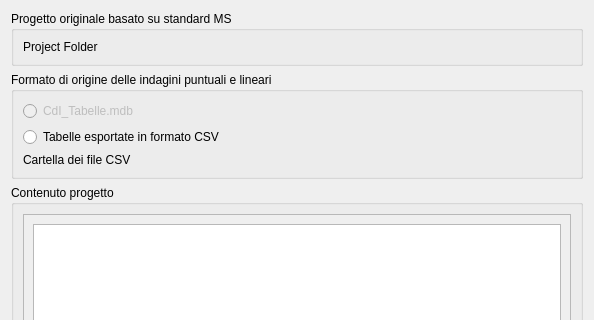
CNR-IGAG/mzs-tools, file mzs_tools/gui/dlg_import_data.ui: the form before one commit; both pictures show x 0 to 594 and y 0 to 320 of the 594 by 578 pixel window.
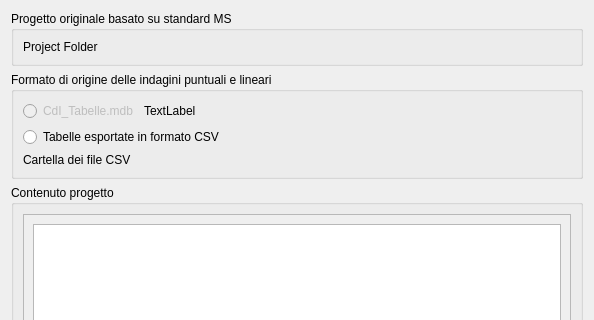
The form after the commit. Custom widgets are drawn as their Qt base class.

Commit message: start testing data import with QgsTask

```diff
--- a/mzs_tools/gui/dlg_import_data.ui
+++ b/mzs_tools/gui/dlg_import_data.ui
@@ -44,6 +44,8 @@
      </property>
      <layout class="QVBoxLayout" name="verticalLayout_6">
       <item>
+       <layout class="QHBoxLayout" name="horizontalLayout_2">
+        <item>
        <widget class="QRadioButton" name="radio_button_mdb">
         <property name="enabled">
          <bool>false</bool>
@@ -54,6 +56,28 @@
        </widget>
       </item>
       <item>
+         <widget class="QLabel" name="label_mdb_msg">
+          <property name="text">
+           <string>TextLabel</string>
+          </property>
+         </widget>
+        </item>
+        <item>
+         <spacer name="horizontalSpacer">
+          <property name="orientation">
+           <enum>Qt::Horizontal</enum>
+          </property>
+          <property name="sizeHint" stdset="0">
+           <size>
+            <width>40</width>
+            <height>20</height>
+           </size>
+          </property>
+         </spacer>
+        </item>
+       </layout>
+      </item>
+      <item>
        <widget class="QRadioButton" name="radio_button_csv">
         <property name="text">
          <string>Tabelle esportate in formato CSV</string>
```
Left out of the diff: 6 changed lines with no effect on the pictures. Lines whose indentation alone changed are shown as unchanged. The commit also changes 5 other files.
